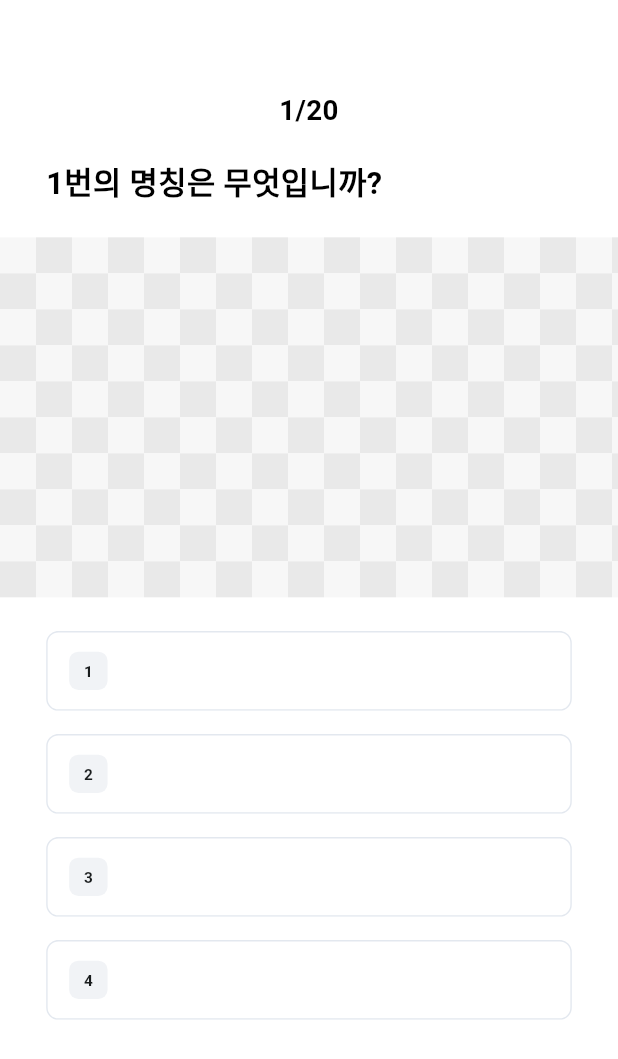
After one commit to hyeok8055/MeongSSam, a Flutter app: the screen it shows after launch, after a tap on "1급 문제 풀이", on a phone screen of 412 x 824 dp. The commit adds this screen. Shown: the top 1059 px of the screen. Run offline on Flutter 3.47's test engine with Material 3 defaults, Android fonts, the phone set to English and light mode, and no system bars; our stand-ins replace flutter_riverpod, flutter_svg, shared_preferences; Roboto replaces fonts that are missing (Pretendard).

Commit message:
Implement image quiz screen

```diff
--- a/lib/features/home/presentation/view/home_screen.dart
+++ b/lib/features/home/presentation/view/home_screen.dart
@@ -6,6 +6,7 @@ import 'package:meongssam/features/home/application/home_view_model.dart';
 import 'package:meongssam/features/home/presentation/widgets/level_card.dart';
 import 'package:meongssam/features/home/presentation/widgets/main_warning_dialog.dart';
 import 'package:meongssam/features/home/presentation/widgets/quick_action_card.dart';
+import 'package:meongssam/features/quiz/presentation/view/quiz_image_screen.dart';
 
 class HomeScreen extends ConsumerStatefulWidget {
   const HomeScreen({super.key});
@@ -27,6 +28,12 @@ class _HomeScreenState extends ConsumerState<HomeScreen> {
 
   void _hideWarning() {
     setState(() => _isWarningVisible = false);
+  }
+
+  void _openQuiz() {
+    Navigator.of(context).push(
+      MaterialPageRoute<void>(builder: (context) => const QuizImageScreen()),
+    );
   }
 
   @override
@@ -90,7 +97,9 @@ class _HomeScreenState extends ConsumerState<HomeScreen> {
                                       LevelCard(
                                         item: viewModel.levels[index],
                                         scale: scale,
-                                        onTap: index == 0 ? null : _showWarning,
+                                        onTap: index == 0
+                                            ? _openQuiz
+                                            : _showWarning,
                                       ),
                                       if (index != viewModel.levels.length - 1)
                                         SizedBox(height: 25 * scale),
--- /dev/null
+++ b/lib/features/quiz/application/quiz_view_model.dart
@@ -0,0 +1,30 @@
+import 'package:flutter_riverpod/flutter_riverpod.dart';
+
+final quizViewModelProvider = Provider<QuizViewModel>((ref) {
+  return const QuizViewModel();
+});
+
+class QuizViewModel {
+  const QuizViewModel();
+
+  QuizQuestion get currentQuestion => const QuizQuestion(
+    currentNumber: 1,
+    totalCount: 20,
+    prompt: '1번의 명칭은 무엇입니까?',
+    choices: ['1', '2', '3', '4'],
+  );
+}
+
+class QuizQuestion {
+  const QuizQuestion({
+    required this.currentNumber,
+    required this.totalCount,
+    required this.prompt,
+    required this.choices,
+  });
+
+  final int currentNumber;
+  final int totalCount;
+  final String prompt;
+  final List<String> choices;
+}
--- /dev/null
+++ b/lib/features/quiz/presentation/view/quiz_image_screen.dart
@@ -0,0 +1,114 @@
+import 'package:flutter/material.dart';
+import 'package:flutter/services.dart';
+import 'package:flutter_riverpod/flutter_riverpod.dart';
+import 'package:meongssam/features/quiz/application/quiz_view_model.dart';
+import 'package:meongssam/features/quiz/presentation/widgets/quiz_choice_card.dart';
+import 'package:meongssam/features/quiz/presentation/widgets/quiz_image_placeholder.dart';
+
+class QuizImageScreen extends ConsumerWidget {
+  const QuizImageScreen({super.key});
+
+  static const _figmaWidth = 402.0;
+  static const _targetDeviceWidth = 480.0;
+  static const _contentWidth = 342.0;
+
+  @override
+  Widget build(BuildContext context, WidgetRef ref) {
+    final question = ref.watch(quizViewModelProvider).currentQuestion;
+    final topInset = MediaQuery.paddingOf(context).top;
+
+    return AnnotatedRegion<SystemUiOverlayStyle>(
+      value: SystemUiOverlayStyle.dark.copyWith(
+        statusBarColor: Colors.white,
+        systemNavigationBarColor: Colors.white,
+      ),
+      child: Scaffold(
+        backgroundColor: Colors.white,
+        body: SafeArea(
+          child: LayoutBuilder(
+            builder: (context, constraints) {
+              final viewportWidth = constraints.maxWidth.clamp(
+                0.0,
+                _targetDeviceWidth,
+              );
+              final scale = viewportWidth / _figmaWidth;
+              final topGap = (83 * scale - topInset).clamp(0.0, 64.0);
+              final contentWidth = _contentWidth * scale;
+
+              return SingleChildScrollView(
+                child: ConstrainedBox(
+                  constraints: BoxConstraints(minHeight: constraints.maxHeight),
+                  child: Align(
+                    alignment: Alignment.topCenter,
+                    child: SizedBox(
+                      width: viewportWidth,
+                      child: Column(
+                        children: [
+                          SizedBox(height: topGap),
+                          Text(
+                            '${question.currentNumber}/${question.totalCount}',
+                            textAlign: TextAlign.center,
+                            style: TextStyle(
+                              color: Colors.black,
+                              fontFamily: 'Pretendard',
+                              fontSize: 18 * scale,
+                              fontWeight: FontWeight.w600,
+                              height: 1,
+                            ),
+                          ),
+                          SizedBox(height: 26 * scale),
+                          SizedBox(
+                            width: contentWidth,
+                            child: Align(
+                              alignment: Alignment.centerLeft,
+                              child: Text(
+                                question.prompt,
+                                style: TextStyle(
+                                  color: Colors.black,
+                                  fontFamily: 'Pretendard',
+                                  fontSize: 20 * scale,
+                                  fontWeight: FontWeight.w600,
+                                  height: 1.2,
+                                ),
+                              ),
+                            ),
+                          ),
+                          SizedBox(height: 23 * scale),
+                          SizedBox(
+                            width: viewportWidth,
+                            child: QuizImagePlaceholder(height: 234 * scale),
+                          ),
+                          SizedBox(height: 22 * scale),
+                          SizedBox(
+                            width: contentWidth,
+                            child: Column(
+                              children: [
+                                for (
+                                  var index = 0;
+                                  index < question.choices.length;
+                                  index++
+                                ) ...[
+                                  QuizChoiceCard(
+                                    label: question.choices[index],
+                                    scale: scale,
+                                  ),
+                                  if (index != question.choices.length - 1)
+                                    SizedBox(height: 15 * scale),
+                                ],
+                              ],
+                            ),
+                          ),
+                          SizedBox(height: 74 * scale),
+                        ],
+                      ),
+                    ),
+                  ),
+                ),
+              );
+            },
+          ),
+        ),
+      ),
+    );
+  }
+}
--- /dev/null
+++ b/lib/features/quiz/presentation/widgets/quiz_choice_card.dart
@@ -0,0 +1,60 @@
+import 'package:flutter/material.dart';
+
+class QuizChoiceCard extends StatelessWidget {
+  const QuizChoiceCard({
+    super.key,
+    required this.label,
+    required this.scale,
+    this.onTap,
+  });
+
+  final String label;
+  final double scale;
+  final VoidCallback? onTap;
+
+  @override
+  Widget build(BuildContext context) {
+    final radius = 8 * scale;
+
+    return Material(
+      color: Colors.transparent,
+      child: InkWell(
+        onTap: onTap,
+        borderRadius: BorderRadius.circular(radius),
+        child: Ink(
+          height: 52 * scale,
+          decoration: BoxDecoration(
+            color: Colors.white,
+            border: Border.all(color: const Color(0xFFE3E8EF)),
+            borderRadius: BorderRadius.circular(radius),
+          ),
+          child: Align(
+            alignment: Alignment.centerLeft,
+            child: Padding(
+              padding: EdgeInsets.only(left: 14 * scale),
+              child: Container(
+                width: 25 * scale,
+                height: 25 * scale,
+                decoration: BoxDecoration(
+                  color: const Color(0xFFF1F3F6),
+                  borderRadius: BorderRadius.circular(6 * scale),
+                ),
+                alignment: Alignment.center,
+                child: Text(
+                  label,
+                  style: TextStyle(
+                    color: const Color(0xFF191C1D),
+                    fontFamily: 'Pretendard',
+                    fontSize: 10 * scale,
+                    fontWeight: FontWeight.w600,
+                    height: 1,
+                  ),
+                ),
+              ),
+            ),
+          ),
+        ),
+      ),
+    );
+  }
+}
--- /dev/null
+++ b/lib/features/quiz/presentation/widgets/quiz_image_placeholder.dart
@@ -0,0 +1,47 @@
+import 'package:flutter/material.dart';
+
+class QuizImagePlaceholder extends StatelessWidget {
+  const QuizImagePlaceholder({super.key, required this.height});
+
+  final double height;
+
+  @override
+  Widget build(BuildContext context) {
+    return SizedBox(
+      width: double.infinity,
+      height: height,
+      child: CustomPaint(painter: _CheckerboardPainter()),
+    );
+  }
+}
+
+class _CheckerboardPainter extends CustomPainter {
+  static const _tileSize = 24.0;
+  static const _lightColor = Color(0xFFF7F7F7);
+  static const _darkColor = Color(0xFFE9E9E9);
+
+  @override
+  void paint(Canvas canvas, Size size) {
+    final paint = Paint();
+    final rows = (size.height / _tileSize).ceil();
+    final columns = (size.width / _tileSize).ceil();
+
+    for (var row = 0; row < rows; row++) {
+      for (var column = 0; column < columns; column++) {
+        paint.color = (row + column).isEven ? _lightColor : _darkColor;
+        canvas.drawRect(
+          Rect.fromLTWH(
+            column * _tileSize,
+            row * _tileSize,
+            _tileSize,
+            _tileSize,
+          ),
+          paint,
+        );
+      }
+    }
+  }
+
+  @override
+  bool shouldRepaint(covariant CustomPainter oldDelegate) => false;
+}
```
Also changed, not shown: 1 other file.
